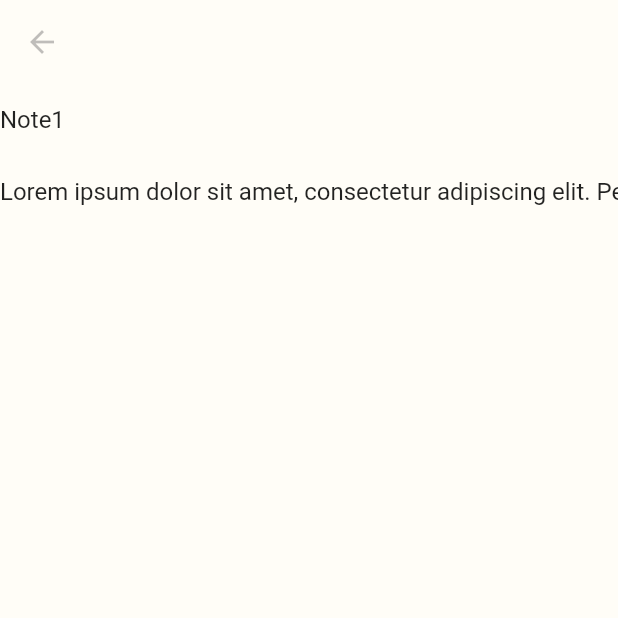
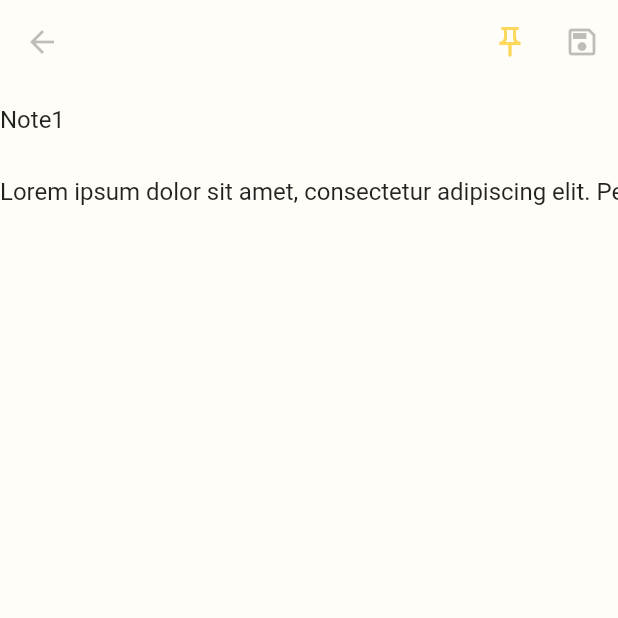
Before and after one commit to JessyH/notes, a Flutter app: the screen it shows after launch, after a tap on "0m", on a phone screen of 412 x 824 dp, the top half of it. Run offline on Flutter 3.47's test engine with Material 2 defaults, Android fonts, the phone set to English and light mode, and no system bars; our stand-ins replace sqflite; accounts and stored records are empty.

Commit message:
Feat: NotePageViewModel added

```diff
--- a/lib/repository/note_repository.dart
+++ b/lib/repository/note_repository.dart
@@ -3,6 +3,7 @@ import '../model/note.dart';
 abstract class NoteRepository {
   Future<List<Note>> getNotes();
   Future<Note> getNote(int id);
+  Future<void> insertNote(Note note);
   Future<void> updateNote(Note note);
   Future<void> deleteNote(int id);
 }
--- a/lib/ui/note_page.dart
+++ b/lib/ui/note_page.dart
@@ -1,10 +1,9 @@
 import 'package:flutter/material.dart';
 import 'package:provider/provider.dart';
 
+import '../res/app_colors.dart';
 import 'provider/note_provider.dart';
-import 'shared/failure_widget.dart';
-import 'shared/state_aware_widget.dart';
-import '../model/note.dart';
+import 'view_model/note_page_view_model.dart';
 
 class NotePage extends StatefulWidget {
   final int? id;
@@ -16,59 +15,50 @@ class NotePage extends StatefulWidget {
 }
 
 class _NotePageState extends State<NotePage> {
-  late Note _note;
-  late NoteProvider _noteProvider;
-  final _titleController = TextEditingController();
-  final _bodyController = TextEditingController();
-
-  @override
-  void initState() {
-    super.initState();
-    _titleController.addListener(() {
-      print('Title: ${_titleController.text}');
-    });
-  }
-
   @override
   Widget build(BuildContext context) {
-    _noteProvider = context.watch<NoteProvider>();
-    _note =
-        (widget.id != null) ? _noteProvider.getNote(widget.id!) : Note.empty();
-
-    return Scaffold(
-      appBar: AppBar(),
-      body: _body(),
+    return ChangeNotifierProvider(
+      create: (_) => NotePageViewModel(
+        noteProvider: context.read<NoteProvider>(),
+        id: widget.id,
+      ),
+      child: Consumer<NotePageViewModel>(
+        builder: (context, viewModel, child) {
+          return Scaffold(
+            appBar: AppBar(
+              actions: [
+                IconButton(
+                  icon: viewModel.note.pinned
+                      ? Icon(Icons.push_pin_outlined, color: AppColors.primary)
+                      : Icon(Icons.push_pin_outlined),
+                  onPressed: () => viewModel.pinNote(),
+                ),
+                IconButton(
+                  icon: Icon(Icons.save_outlined),
+                  onPressed: () => viewModel.saveNote(),
+                )
+              ],
+            ),
+            body: _body(viewModel),
+          );
+        },
+      ),
     );
   }
 
-  Widget _body() {
-    if (widget.id != null) {
-      return StateAwareWidget(
-        state: _noteProvider.state,
-        successWidget: _noteBody,
-        failureWidget: _failureWidget,
-      );
-    } else {
-      return _noteBody();
-    }
-  }
-
-  Widget _noteBody() {
-    _titleController.text = _note.title;
-    _bodyController.text = _note.body;
-
+  Widget _body(NotePageViewModel viewModel) {
     return Container(
       child: Column(
         children: [
           TextField(
-            controller: _titleController,
+            controller: viewModel.titleController,
             decoration: InputDecoration(
               border: InputBorder.none,
               hintText: '.e.g Groceries',
             ),
           ),
           TextField(
-            controller: _bodyController,
+            controller: viewModel.bodyController,
             decoration: InputDecoration(
               border: InputBorder.none,
               hintText: '- Bread - Apples',
@@ -78,15 +68,6 @@ class _NotePageState extends State<NotePage> {
       ),
     );
   }
-
-  Widget _failureWidget() => FailureWidget(failureReason: 'Oops!');
-
-  @override
-  void dispose() {
-    _titleController.dispose();
-    _bodyController.dispose();
-    super.dispose();
-  }
 }
 
 class NotePageArguments {
--- /dev/null
+++ b/lib/ui/view_model/note_page_view_model.dart
@@ -0,0 +1,48 @@
+import 'package:flutter/material.dart';
+
+import '../../model/note.dart';
+import '../provider/note_provider.dart';
+
+class NotePageViewModel extends ChangeNotifier {
+  late final Note note;
+  final int? id;
+  final NoteProvider noteProvider;
+
+  final titleController = TextEditingController();
+  final bodyController = TextEditingController();
+
+  NotePageViewModel({
+    required this.noteProvider,
+    this.id,
+  }) {
+    note = (id == null) ? Note.empty() : noteProvider.getNote(id!);
+    _initTextControllers();
+    notifyListeners();
+  }
+
+  void saveNote() {
+    // validate
+    if (note.id != Note.defaultId) {
+      // update
+    } else {
+      // insert
+    }
+  }
+
+  void pinNote() {
+    noteProvider.pinNote(note);
+    notifyListeners();
+  }
+
+  void _initTextControllers() {
+    titleController.text = note.title;
+    bodyController.text = note.body;
+  }
+
+  @override
+  void dispose() {
+    titleController.dispose();
+    bodyController.dispose();
+    super.dispose();
+  }
+}
```
Also changed, not shown: lib/data/note_repository_impl.dart (+8 -2 lines), lib/ui/provider/note_provider.dart (+14 -0 lines).
